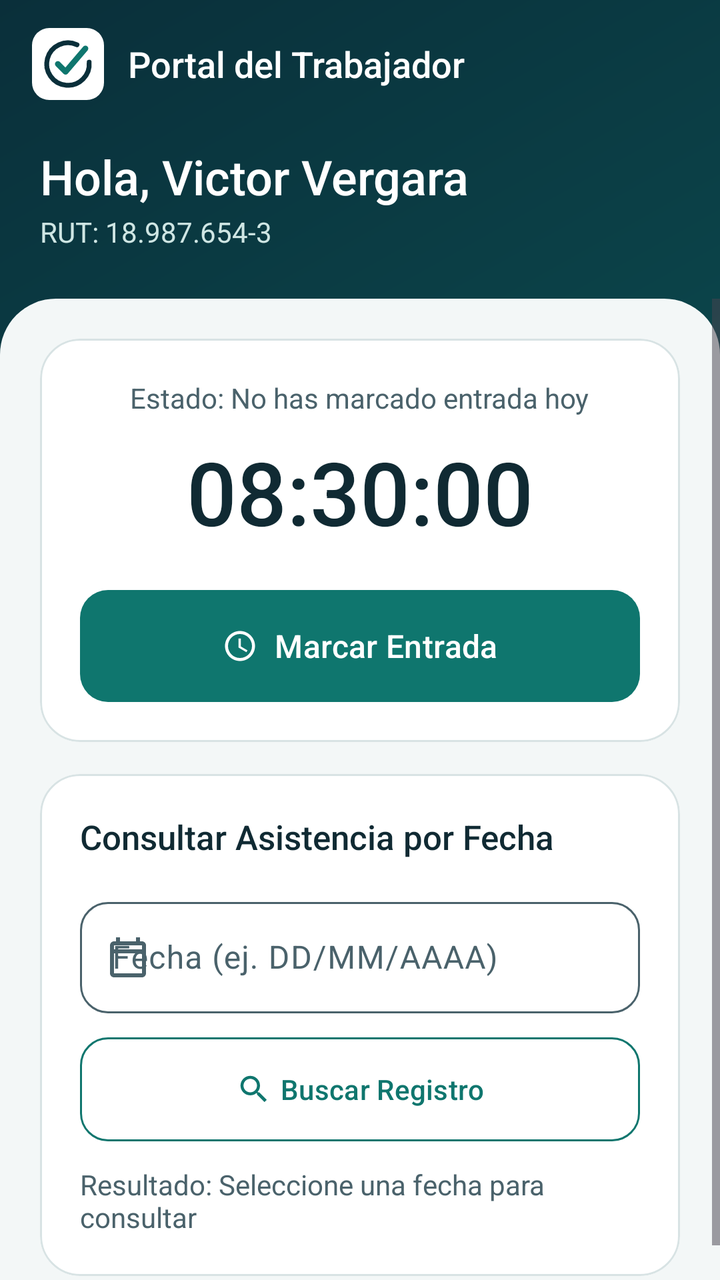
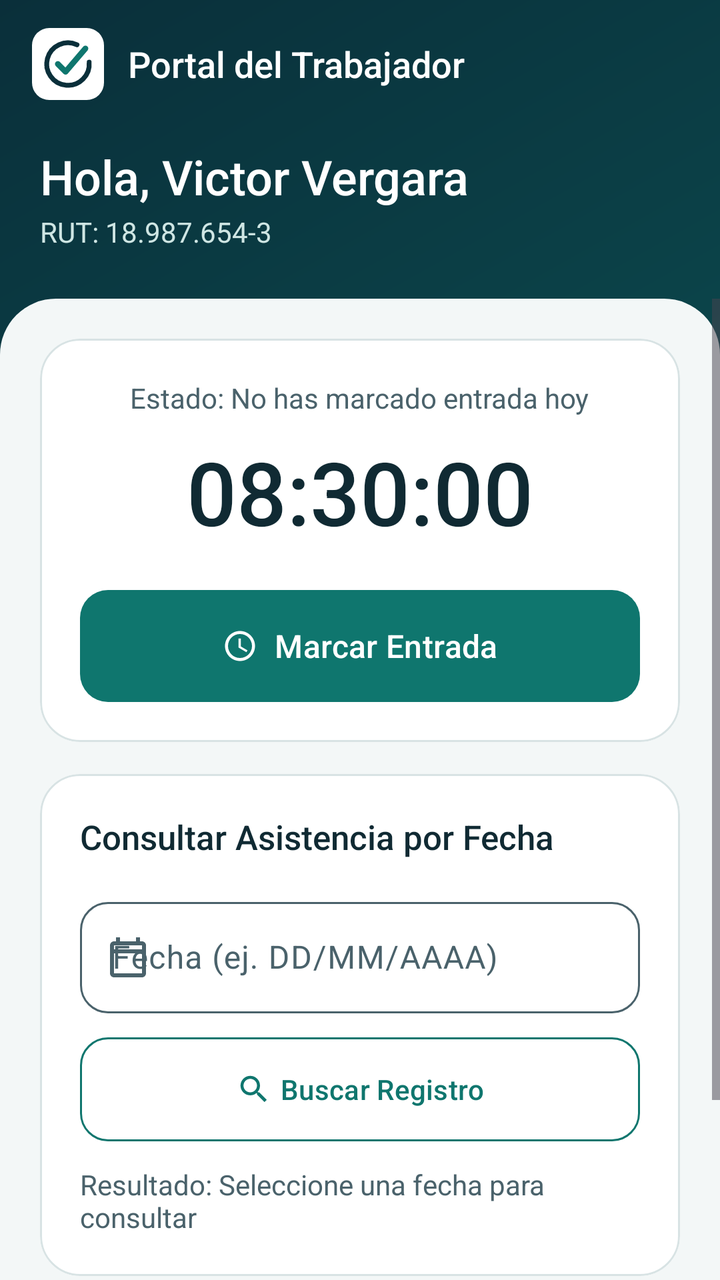

Two renders of the same Android screen: before a commit and after it. Below are the layout's source before the change and the commit's diff.
<!-- AndroidManifest.xml: application theme Theme.Asistencia -->
<!-- res/layout/activity_dashboard.xml -->
<?xml version="1.0" encoding="utf-8"?>
<androidx.constraintlayout.widget.ConstraintLayout xmlns:android="http://schemas.android.com/apk/res/android"
    xmlns:app="http://schemas.android.com/apk/res-auto"
    xmlns:tools="http://schemas.android.com/tools"
    android:id="@+id/main"
    android:layout_width="match_parent"
    android:layout_height="match_parent"
    android:background="@drawable/bg_screen"
    tools:context=".DashboardActivity">

    
    <com.google.android.material.appbar.AppBarLayout
        android:id="@+id/appBar"
        android:layout_width="match_parent"
        android:layout_height="wrap_content"
        android:background="@android:color/transparent"
        app:elevation="0dp"
        app:layout_constraintTop_toTopOf="parent">

        <androidx.appcompat.widget.Toolbar
            android:id="@+id/toolbar"
            android:layout_width="match_parent"
            android:layout_height="?attr/actionBarSize"
            app:logo="@drawable/ic_logo_toolbar"
            app:logoDescription="@string/logo_description"
            app:title="Portal del Trabajador"
            app:titleTextAppearance="@style/Asistencia.Text.Toolbar"
            app:titleTextColor="@color/on_hero" />

        <LinearLayout
            android:layout_width="match_parent"
            android:layout_height="wrap_content"
            android:orientation="vertical"
            android:paddingStart="20dp"
            android:paddingTop="8dp"
            android:paddingEnd="20dp"
            android:paddingBottom="24dp">

            <TextView
                android:id="@+id/tvUserGreeting"
                android:layout_width="wrap_content"
                android:layout_height="wrap_content"
                android:fontFamily="sans-serif-medium"
                android:text="Hola, Victor Vergara"
                android:textColor="@color/on_hero"
                android:textSize="24sp" />

            <TextView
                android:id="@+id/tvUserRut"
                android:layout_width="wrap_content"
                android:layout_height="wrap_content"
                android:layout_marginTop="2dp"
                android:text="RUT: 18.987.654-3"
                android:textColor="@color/on_hero_muted"
                android:textSize="14sp" />
        </LinearLayout>
    </com.google.android.material.appbar.AppBarLayout>

    
    <ScrollView
        android:layout_width="match_parent"
        android:layout_height="0dp"
        android:background="@drawable/bg_sheet"
        android:fillViewport="true"
        app:layout_constraintBottom_toBottomOf="parent"
        app:layout_constraintTop_toBottomOf="@id/appBar">

        <LinearLayout
            android:layout_width="match_parent"
            android:layout_height="wrap_content"
            android:orientation="vertical"
            android:padding="20dp">

            
            <com.google.android.material.card.MaterialCardView style="@style/Asistencia.Card">

                <LinearLayout
                    android:layout_width="match_parent"
                    android:layout_height="wrap_content"
                    android:gravity="center"
                    android:orientation="vertical"
                    android:padding="20dp">

                    <TextView
                        android:id="@+id/tvClockStatus"
                        style="@style/Asistencia.Text.Body"
                        android:layout_width="wrap_content"
                        android:layout_height="wrap_content"
                        android:gravity="center"
                        android:text="Estado: No has marcado entrada hoy" />

                    <TextView
                        android:id="@+id/tvCurrentTime"
                        android:layout_width="wrap_content"
                        android:layout_height="wrap_content"
                        android:layout_marginTop="8dp"
                        android:fontFamily="sans-serif-medium"
                        android:fontFeatureSettings="tnum"
                        android:text="08:30:00"
                        android:textColor="@color/text_primary"
                        android:textSize="44sp" />

                    <com.google.android.material.button.MaterialButton
                        android:id="@+id/btnClockAction"
                        style="@style/Asistencia.Button"
                        android:layout_marginTop="20dp"
                        android:text="Marcar Entrada"
                        app:icon="@drawable/ic_clock" />

                </LinearLayout>
            </com.google.android.material.card.MaterialCardView>

            
            <com.google.android.material.card.MaterialCardView
                style="@style/Asistencia.Card"
                android:layout_marginTop="16dp">

                <LinearLayout
                    android:layout_width="match_parent"
                    android:layout_height="wrap_content"
                    android:orientation="vertical"
                    android:padding="20dp">

                    <TextView
                        style="@style/Asistencia.Text.Title"
                        android:layout_width="wrap_content"
                        android:layout_height="wrap_content"
                        android:text="Consultar Asistencia por Fecha" />

                    <com.google.android.material.textfield.TextInputLayout
                        style="@style/Asistencia.TextField"
                        android:layout_marginTop="16dp"
                        android:hint="Fecha (ej. DD/MM/AAAA)"
                        app:startIconDrawable="@drawable/ic_calendar">

                        <com.google.android.material.textfield.TextInputEditText
                            android:id="@+id/etQueryDate"
                            android:layout_width="match_parent"
                            android:layout_height="wrap_content"
                            android:inputType="date" />
                    </com.google.android.material.textfield.TextInputLayout>

                    <com.google.android.material.button.MaterialButton
                        android:id="@+id/btnQueryAttendance"
                        style="@style/Asistencia.Button.Outlined"
                        android:layout_marginTop="12dp"
                        android:text="Buscar Registro"
                        app:icon="@drawable/ic_search" />

                    <TextView
                        android:id="@+id/tvQueryResult"
                        style="@style/Asistencia.Text.Body"
                        android:layout_width="match_parent"
                        android:layout_height="wrap_content"
                        android:layout_marginTop="12dp"
                        android:text="Resultado: Seleccione una fecha para consultar" />
                </LinearLayout>
            </com.google.android.material.card.MaterialCardView>

            
            <com.google.android.material.button.MaterialButton
                android:id="@+id/btnOpenAdmin"
                style="@style/Asistencia.Button.Tonal"
                android:layout_marginTop="16dp"
                android:text="Ir a Panel Administrador"
                android:visibility="gone"
                app:icon="@drawable/ic_shield" />

        </LinearLayout>
    </ScrollView>

</androidx.constraintlayout.widget.ConstraintLayout>
<!-- resources referenced by this layout -->
<resources>
  <color name="on_hero">#FFFFFF</color>
  <color name="on_hero_muted">#CFE6E4</color>
  <color name="text_primary">#102A33</color>
  <!-- drawable bg_screen (drawable) -->
  <?xml version="1.0" encoding="utf-8"?>
  <layer-list xmlns:android="http://schemas.android.com/apk/res/android">
      <item android:drawable="@drawable/bg_login" />
      <item
          android:drawable="@color/background"
          android:top="320dp" />
  </layer-list>
  <!-- drawable bg_sheet (drawable) -->
  <?xml version="1.0" encoding="utf-8"?>
  <shape xmlns:android="http://schemas.android.com/apk/res/android">
      <solid android:color="@color/background" />
      <corners
          android:topLeftRadius="28dp"
          android:topRightRadius="28dp" />
  </shape>
  <!-- drawable ic_logo_toolbar (drawable) -->
  <?xml version="1.0" encoding="utf-8"?>
  <inset xmlns:android="http://schemas.android.com/apk/res/android"
      android:drawable="@drawable/ic_logo"
      android:insetRight="12dp" />
  <string name="logo_description">Logo de Asistencia</string>
  <style name="Asistencia.Button.Tonal" parent="Widget.Material3.Button.TonalButton">
          <item name="android:layout_width">match_parent</item>
          <item name="android:layout_height">52dp</item>
          <item name="android:insetTop">0dp</item>
          <item name="android:insetBottom">0dp</item>
          <item name="android:textAllCaps">false</item>
          <item name="cornerRadius">14dp</item>
          <item name="iconGravity">textStart</item>
      </style>
  <style name="Asistencia.Card" parent="Widget.Material3.CardView.Outlined">
          <item name="android:layout_width">match_parent</item>
          <item name="android:layout_height">wrap_content</item>
          <item name="cardBackgroundColor">@color/surface</item>
          <item name="cardCornerRadius">20dp</item>
          <item name="cardElevation">0dp</item>
          <item name="strokeColor">@color/outline</item>
          <item name="strokeWidth">1dp</item>
      </style>
  <style name="Asistencia.Text.Body" parent="">
          <item name="android:textColor">@color/text_secondary</item>
          <item name="android:textSize">14sp</item>
      </style>
  <style name="Asistencia.Text.Title" parent="">
          <item name="android:fontFamily">sans-serif-medium</item>
          <item name="android:textColor">@color/text_primary</item>
          <item name="android:textSize">17sp</item>
      </style>
  <style name="Asistencia.Text.Toolbar" parent="">
          <item name="android:fontFamily">sans-serif-medium</item>
          <item name="android:textSize">18sp</item>
      </style>
  <!-- drawable bg_login (drawable) -->
  <?xml version="1.0" encoding="utf-8"?>
  <shape xmlns:android="http://schemas.android.com/apk/res/android">
      <gradient
          android:angle="315"
          android:endColor="@color/hero_end"
          android:startColor="@color/hero_start" />
  </shape>
  <color name="background">#F3F7F7</color>
  <color name="primary">#0F766E</color>
  <color name="surface">#FFFFFF</color>
  <color name="outline">#D8E3E4</color>
  <color name="text_secondary">#4A626B</color>
  <style name="Base.Theme.Asistencia" parent="Theme.Material3.DayNight.NoActionBar">
          
          
      </style>
  <color name="on_primary">#FFFFFF</color>
  <color name="primary_container">#D8F3EE</color>
  <color name="on_primary_container">#0A4F49</color>
  <color name="hero_end">#0C5F5E</color>
  <color name="hero_start">#0A2F3A</color>
  <color name="white">#FFFFFFFF</color>
  <color name="brand_ink">#0A2F3A</color>
  <color name="brand_teal">#0F766E</color>
  <!-- unchanged entries left out for length: 9 -->
</resources>

<!-- the commit's change to res/layout/activity_dashboard.xml (unified diff, before → after) -->
@@ -166,6 +166,15 @@
                 android:visibility="gone"
                 app:icon="@drawable/ic_shield" />
 
+            
+            <com.google.android.material.button.MaterialButton
+                android:id="@+id/btnLogout"
+                style="@style/Asistencia.Button.Outlined"
+                android:layout_marginTop="16dp"
+                android:layout_marginBottom="24dp"
+                android:text="Cerrar Sesión"
+                app:strokeColor="@color/danger_fg" />
+
         </LinearLayout>
     </ScrollView>
 
<!-- resource entries referenced after the edit -->
@@ -1,5 +1,6 @@
 <!-- resources referenced by this layout -->
 <resources>
+  <color name="danger_fg">#B3261E</color>
   <color name="on_hero">#FFFFFF</color>
   <color name="on_hero_muted">#CFE6E4</color>
   <color name="text_primary">#102A33</color>
